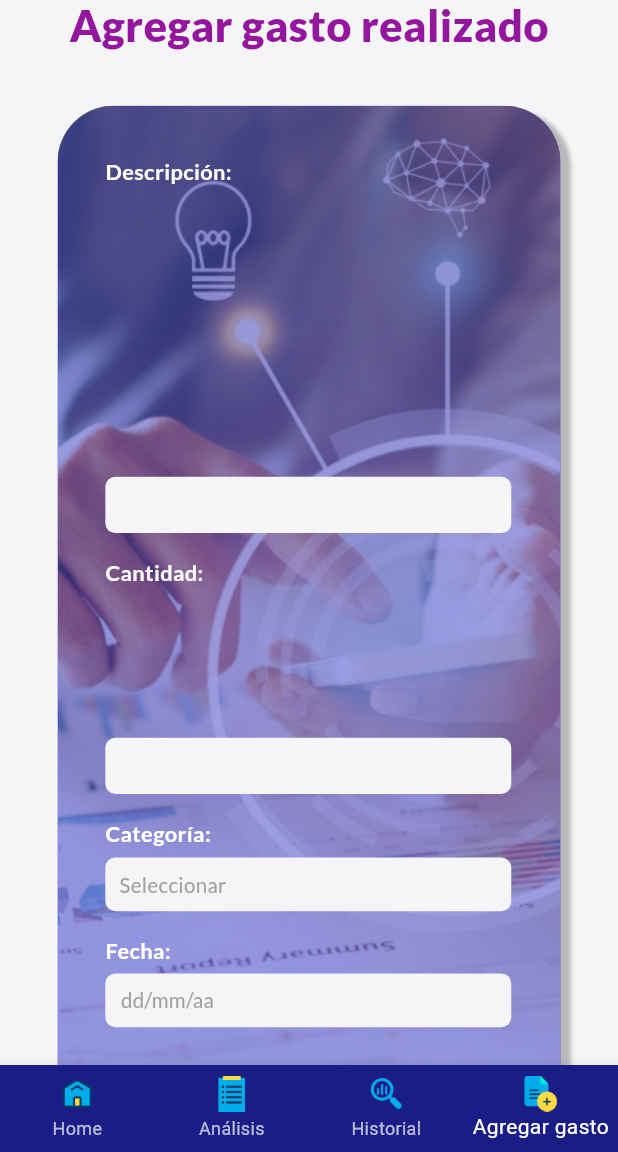
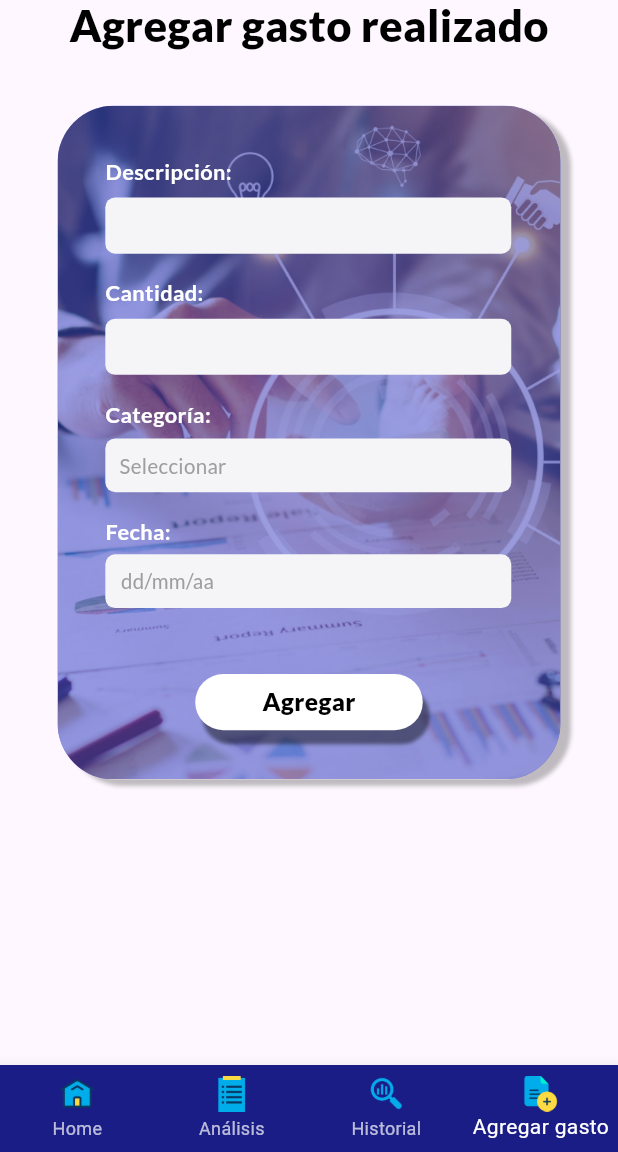
Before and after one commit to Anel-Vilca-78/CoinCrazeAPP, a Flutter app: the AgregarGasto screen opened by its route, on a phone screen of 412 x 824 dp, the part 84-1236 px from its top. Run offline on Flutter 3.47's test engine with Material 3 defaults, Android fonts, the phone set to English and light mode, and no system bars; our stand-ins replace google_fonts.

Commit message:
vistas arregladas

```diff
--- a/lib/Agregar-Gasto-SF.dart
+++ b/lib/Agregar-Gasto-SF.dart
@@ -57,34 +57,23 @@ class _AgregarGastoState extends State<AgregarGasto> {
           width: double.infinity,
           child: Container(
             width: double.infinity,
-            decoration: BoxDecoration(
-              color: Color(0xfff5f5f8),
-              boxShadow: [
-                BoxShadow(
-                  color: Color(0x3f000000),
-                  offset: Offset(0 * fem, 4 * fem),
-                  blurRadius: 2 * fem,
-                ),
-              ],
-            ),
             child: Column(
               crossAxisAlignment: CrossAxisAlignment.center,
               children: [
                 Container(
                   // agregargastorealizadoFwU (12:17)
-                  margin:
-                      EdgeInsets.fromLTRB(0 * fem, 0 * fem, 0 * fem, 39 * fem),
+                  margin: EdgeInsets.fromLTRB(0 * fem, 0 * fem, 0 * fem, 39 * fem),
                   child: Text(
                     'Agregar gasto realizado',
                     style: GoogleFonts.lato(
-                      //'Urbanist',
                       fontSize: 32 * ffem,
                       fontWeight: FontWeight.w800,
                       height: 1.2 * ffem / fem,
-                      color: Color(0xff95169e),
+                      color: Colors.black,  // Color del texto cambiado a negro
                     ),
                   ),
                 ),
+
                 Container(
                   // autogroup3hgjNWJ (5CrP7jKiapQ7GeWtYx3hgJ)
                   margin: EdgeInsets.fromLTRB(
@@ -118,13 +107,11 @@ class _AgregarGastoState extends State<AgregarGasto> {
                     crossAxisAlignment: CrossAxisAlignment.start,
                     children: [
                       Container(
-                        // descripcinKZx (12:9)
-                        margin: EdgeInsets.fromLTRB(
-                            0 * fem, 0 * fem, 0 * fem, 4 * fem),
+                        // Descripción (ajuste del margen inferior)
+                        margin: EdgeInsets.fromLTRB(0 * fem, 0 * fem, 0 * fem, 8 * fem), // Ajusta el valor de 8 * fem según sea necesario
                         child: Text(
-                          'Descripción:\n\n\n\n\n\n\n\n\n\n',
+                          'Descripción:',
                           style: GoogleFonts.lato(
-                            //'Noto Sans',
                             fontSize: 16 * ffem,
                             fontWeight: FontWeight.w600,
                             height: 1.3625 * ffem / fem,
@@ -144,13 +131,11 @@ class _AgregarGastoState extends State<AgregarGasto> {
                         ),
                       ),
                       Container(
-                        // cantidadwLS (12:27)
-                        margin: EdgeInsets.fromLTRB(
-                            0 * fem, 0 * fem, 0 * fem, 6 * fem),
+                        // Cantidad (ajuste del margen inferior)
+                        margin: EdgeInsets.fromLTRB(0 * fem, 0 * fem, 0 * fem, 8 * fem), // Ajusta el valor de 8 * fem según sea necesario
                         child: Text(
-                          'Cantidad:\n\n\n\n\n',
+                          'Cantidad:',
                           style: GoogleFonts.lato(
-                            //'Noto Sans',
                             fontSize: 16 * ffem,
                             fontWeight: FontWeight.w600,
                             height: 1.3625 * ffem / fem,
@@ -245,12 +230,11 @@ class _AgregarGastoState extends State<AgregarGasto> {
                       ),
                       Container(
                         // autogroup8ejxk4v (5CrPXJUmtgWJBV2iow8ejx)
-                        margin: EdgeInsets.fromLTRB(
-                            64 * fem, 0 * fem, 63 * fem, 0 * fem),
+                        margin: EdgeInsets.fromLTRB(64 * fem, 0 * fem, 63 * fem, 0 * fem),
                         width: double.infinity,
                         height: 40 * fem,
                         decoration: BoxDecoration(
-                          color: Color(0xffffce45),
+                          color: Colors.white,  // Color de fondo cambiado a blanco
                           borderRadius: BorderRadius.circular(40 * fem),
                           boxShadow: [
                             BoxShadow(
@@ -264,11 +248,10 @@ class _AgregarGastoState extends State<AgregarGasto> {
                           child: Text(
                             'Agregar',
                             style: GoogleFonts.lato(
-                              //'Mulish',
                               fontSize: 18 * ffem,
                               fontWeight: FontWeight.w800,
                               height: 1.255 * ffem / fem,
-                              color: Color(0xff000000),
+                              color: Color(0xff000000),  // Asegurándonos de que el texto sea visible contra el fondo blanco
                             ),
                           ),
                         ),
--- a/lib/main.dart
+++ b/lib/main.dart
@@ -51,11 +51,11 @@ class MyApp extends StatelessWidget {
       //Vistas ejecutables WUUUUUUUUUUUUUUUUUUUUUUUUUUUUUU
       //home: AgregarGasto(),
       //home: Historial(),
-      home: Home(),
+      //home: Home(),
       //home: Estadisticas(),
       //home: Login(),
       //home: Register(),
-      //home: BienvenidoAPP(),
+      home: BienvenidoAPP(),
       //home: Home(),
     );
   }
```
Also changed, not shown: lib/BienvenidoAPP-SF.dart (+4 -7 lines), lib/Register-SF.dart (+19 -10 lines), lib/iniciar-sesin.dart (+19 -10 lines), assets/images/logo2.png, assets/images/logo3.png (added).
